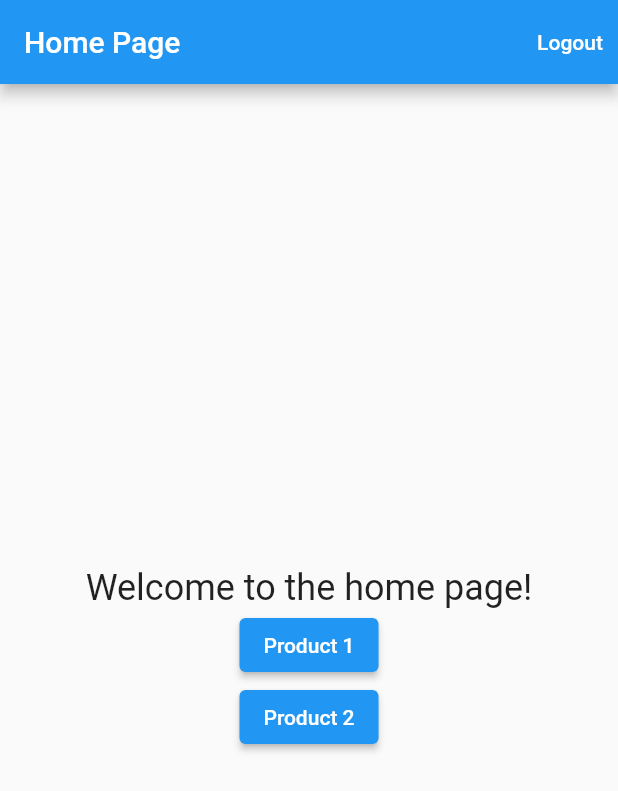
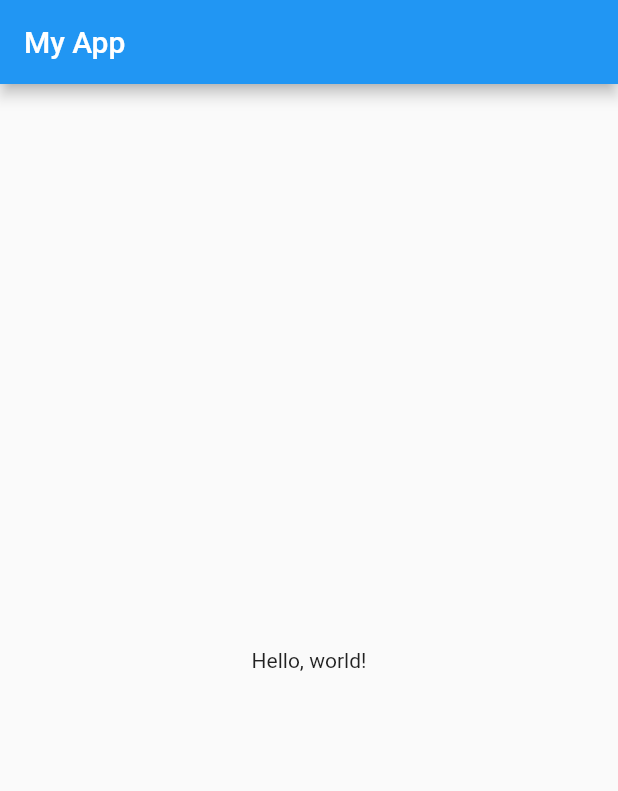
Before and after one commit to kuzeyfe/deneme2, a Flutter app: the HomePage screen opened directly, on a phone screen of 412 x 824 dp. Shown: the top 791 px of the screen. Run offline on Flutter 3.47's test engine with Material 2 defaults, Android fonts, the light colour scheme and no system bars; our stand-ins replace firebase_auth; accounts and stored records are empty.

Commit message:
1.16
1.16

```diff
--- a/lib/main.dart
+++ b/lib/main.dart
@@ -1,14 +1,6 @@
-import 'package:deneme3/login_page.dart';
 import 'package:flutter/material.dart';
-import 'package:firebase_core/firebase_core.dart';
 
-import 'login_page.dart';
-import 'register_page.dart';
-import 'landing_page.dart';
-
-void main() async {
-  WidgetsFlutterBinding.ensureInitialized();
-  await Firebase.initializeApp();
+void main() {
   runApp(MyApp());
 }
 
@@ -17,16 +9,24 @@ class MyApp extends StatelessWidget {
   Widget build(BuildContext context) {
     return MaterialApp(
       title: 'My App',
-      debugShowCheckedModeBanner: false,
       theme: ThemeData(
         primarySwatch: Colors.blue,
       ),
-      home: LandingPage(),
-      routes: <String, WidgetBuilder>{
-        '/landingpage': (BuildContext context) => new LandingPage(),
-        '/registerpage': (BuildContext context) => new RegisterPage(),
-        '/loginpage': (BuildContext context) => new LoginPage(),
-      },
+      home: HomePage(),
     );
   }
 }
+
+class HomePage extends StatelessWidget {
+  @override
+  Widget build(BuildContext context) {
+    return Scaffold(
+      appBar: AppBar(
+        title: Text('My App'),
+      ),
+      body: Center(
+        child: Text('Hello, world!'),
+      ),
+    );
+  }
+}
```
